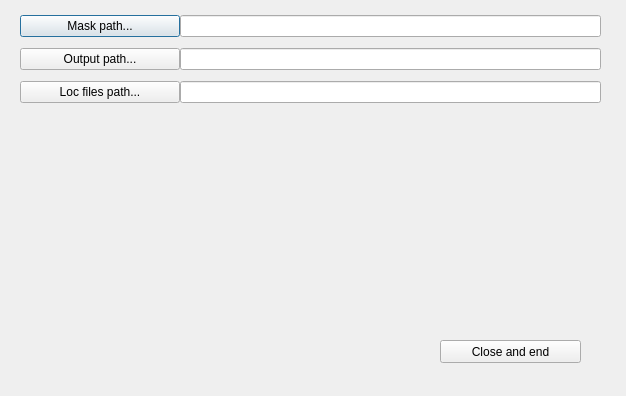
Before: the Qt Designer form CP/gui.ui in holzwok/Berufspraktikum, drawn with Qt 5.
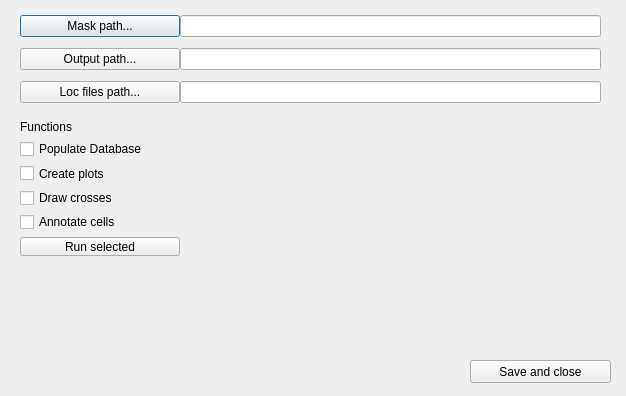
After: the same form once the commit is applied.

The edit to the form file:
```diff
--- a/CP/gui.ui
+++ b/CP/gui.ui
@@ -82,16 +82,70 @@
   <widget class="QPushButton" name="pb_close">
    <property name="geometry">
     <rect>
-     <x>440</x>
-     <y>340</y>
+     <x>470</x>
+     <y>360</y>
      <width>141</width>
      <height>23</height>
     </rect>
    </property>
    <property name="text">
-    <string>Close and end</string>
+    <string>Save and close</string>
    </property>
   </widget>
+  <widget class="QWidget" name="verticalLayoutWidget_3">
+   <property name="geometry">
+    <rect>
+     <x>20</x>
+     <y>120</y>
+     <width>160</width>
+     <height>136</height>
+    </rect>
+   </property>
+   <layout class="QVBoxLayout" name="verticalLayout_3">
+    <item>
+     <widget class="QLabel" name="label">
+      <property name="text">
+       <string>Functions</string>
+      </property>
+     </widget>
+    </item>
+    <item>
+     <widget class="QCheckBox" name="cb_populate">
+      <property name="text">
+       <string>Populate Database</string>
+      </property>
+     </widget>
+    </item>
+    <item>
+     <widget class="QCheckBox" name="cb_plot">
+      <property name="text">
+       <string>Create plots</string>
+      </property>
+     </widget>
+    </item>
+    <item>
+     <widget class="QCheckBox" name="cb_cross">
+      <property name="text">
+       <string>Draw crosses</string>
+      </property>
+     </widget>
+    </item>
+    <item>
+     <widget class="QCheckBox" name="cb_annotate">
+      <property name="text">
+       <string>Annotate cells</string>
+      </property>
+     </widget>
+    </item>
+    <item>
+     <widget class="QPushButton" name="pb_run">
+      <property name="text">
+       <string>Run selected</string>
+      </property>
+     </widget>
+    </item>
+   </layout>
+  </widget>
  </widget>
  <resources/>
  <connections/>
```
